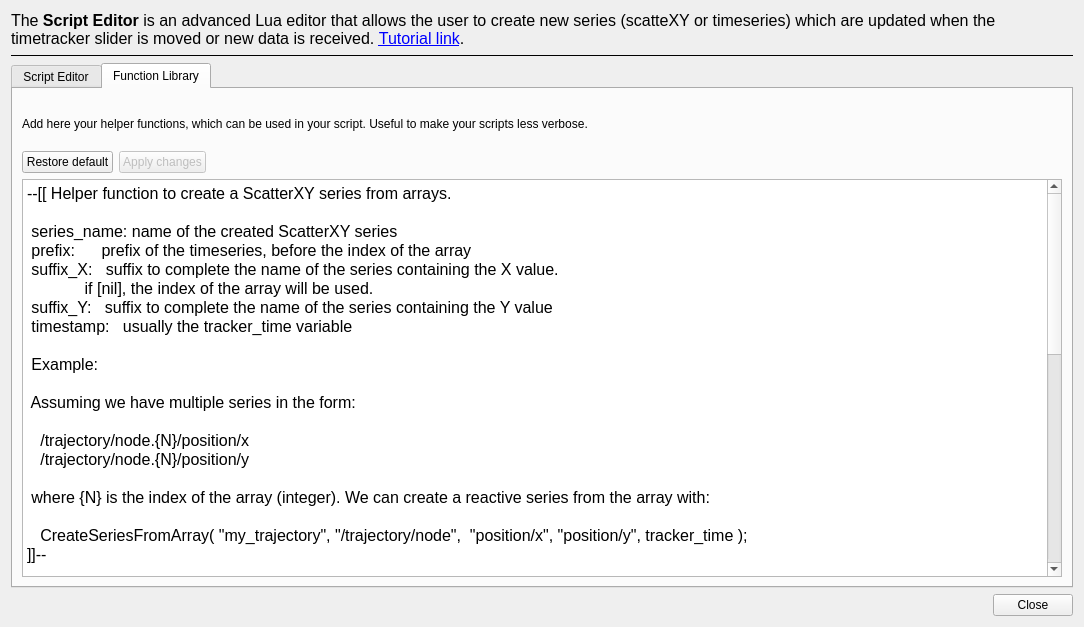
This is plotjuggler_plugins/ToolboxLuaEditor/lua_editor.ui in yuanzhongqiao/PlotJuggler as Qt 5 draws it before an edit. The edited form follows.
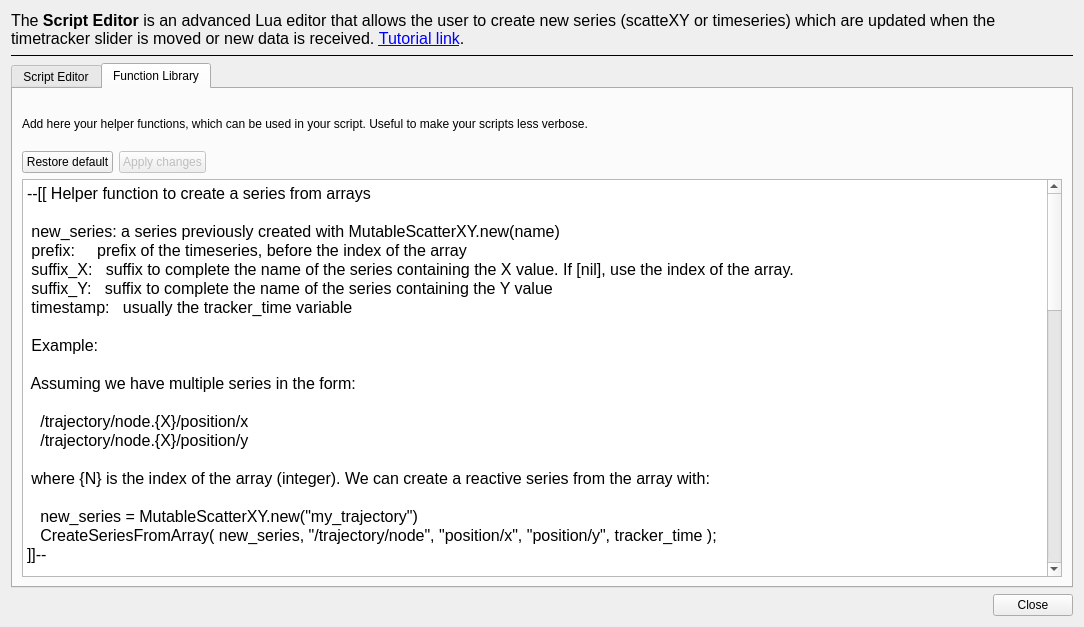
This is the edited form. The open tabs and pages were chosen to show the change.

The edit to the form file:
```diff
--- a/plotjuggler_plugins/ToolboxLuaEditor/lua_editor.ui
+++ b/plotjuggler_plugins/ToolboxLuaEditor/lua_editor.ui
@@ -300,12 +300,11 @@
           </font>
          </property>
          <property name="plainText">
-          <string>--[[ Helper function to create a ScatterXY series from arrays.
+          <string>--[[ Helper function to create a series from arrays
 
- series_name: name of the created ScatterXY series
- prefix:      prefix of the timeseries, before the index of the array
- suffix_X:   suffix to complete the name of the series containing the X value.
-             if [nil], the index of the array will be used.
+ new_series: a series previously created with MutableScatterXY.new(name)
+ prefix:     prefix of the timeseries, before the index of the array
+ suffix_X:   suffix to complete the name of the series containing the X value. If [nil], use the index of the array.
  suffix_Y:   suffix to complete the name of the series containing the Y value
  timestamp:   usually the tracker_time variable
               
@@ -313,17 +312,19 @@
  
  Assuming we have multiple series in the form:
  
-   /trajectory/node.{N}/position/x
-   /trajectory/node.{N}/position/y
+   /trajectory/node.{X}/position/x
+   /trajectory/node.{X}/position/y
    
  where {N} is the index of the array (integer). We can create a reactive series from the array with:
  
-   CreateSeriesFromArray( &quot;my_trajectory&quot;, &quot;/trajectory/node&quot;,  &quot;position/x&quot;, &quot;position/y&quot;, tracker_time );
+   new_series = MutableScatterXY.new(&quot;my_trajectory&quot;) 
+   CreateSeriesFromArray( new_series, &quot;/trajectory/node&quot;, &quot;position/x&quot;, &quot;position/y&quot;, tracker_time );
 ]]--
 
-function CreateSeriesFromArray( series_name, prefix, suffix_X, suffix_Y, timestamp )
-  --- create a new series or overwite the previous one
-  new_series = MutableScatterXY.new(series_name)
+function CreateSeriesFromArray( new_series, prefix, suffix_X, suffix_Y, timestamp )
+  
+  --- clear previous values
+  new_series:clear()
   
   --- Append points to new_series
   index = 0
@@ -338,13 +339,29 @@
     end
     
     series_y = TimeseriesView.find( string.format( &quot;%s.%d/%s&quot;, prefix, index, suffix_Y) )
-    if series_x == nil then break end 
+    if series_y == nil then break end 
     y = series_y:atTime(timestamp)
     
     new_series:push_back(x,y)
     index = index+1
   end
 end
+
+
+-- Similar to the built-in function GetSeriesNames(), but select only the names with a give prefix.
+
+function GetSeriesNamesByPrefix(prefix)
+  -- GetSeriesNames(9 is a built-in function
+  all_names = GetSeriesNames()
+  filtered_names = {}
+  for i, name in ipairs(all_names)  do
+    -- check the prefix
+    if name:find(prefix, 1, #prefix) then
+      table.insert(filtered_names, name);
+    end
+  end
+  return filtered_names
+end
 </string>
          </property>
         </widget>
```
